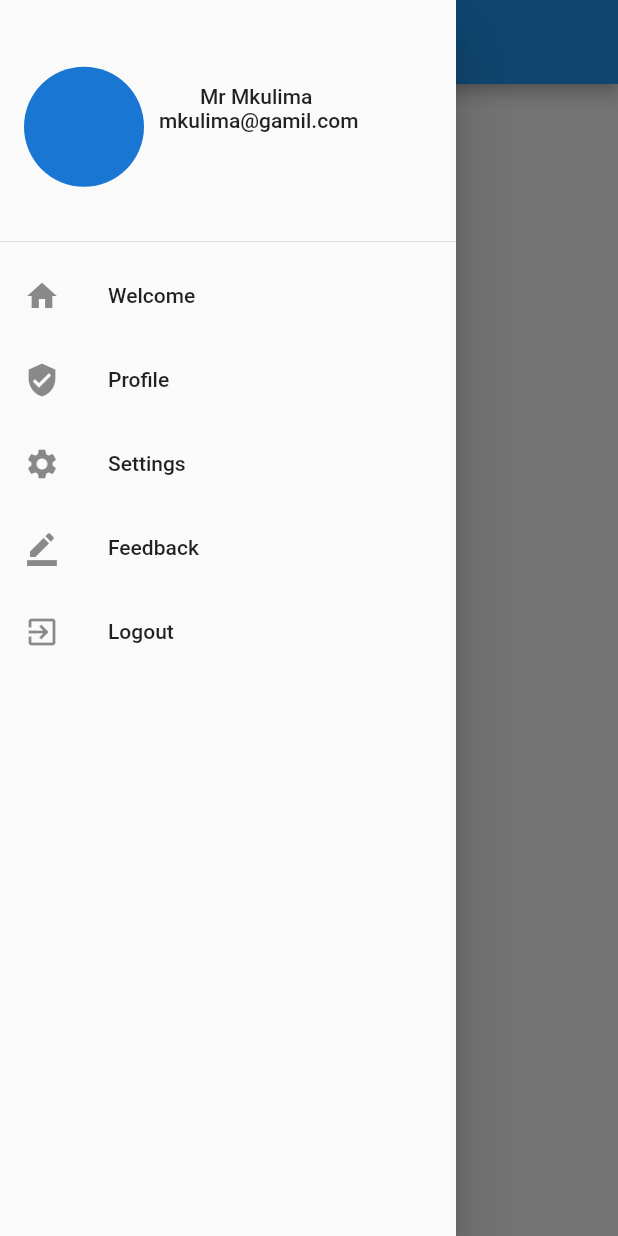
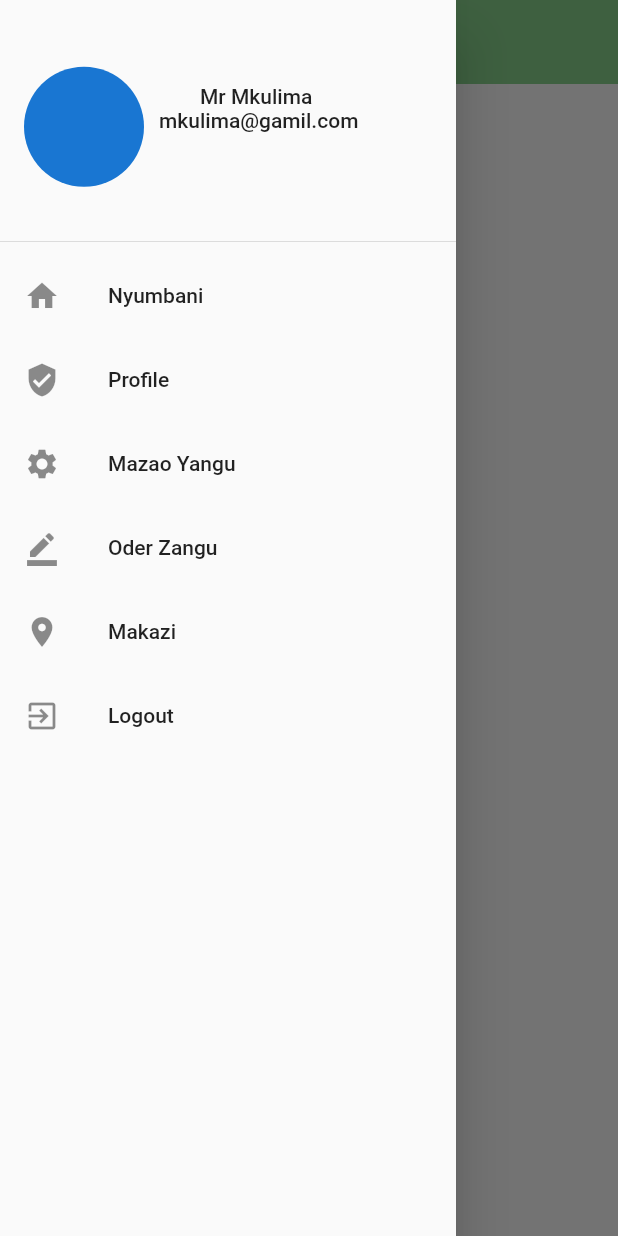
Before and after one commit to zuberypima/farmersoko, a Flutter app: the HomePage screen opened directly, with the side drawer open, on a phone screen of 412 x 824 dp. Run offline on Flutter 3.47's test engine with Material 2 defaults, Android fonts, the phone set to English and light mode, and no system bars.

Commit message:
update screens

```diff
--- a/lib/screens/homepage.dart
+++ b/lib/screens/homepage.dart
@@ -1,3 +1,4 @@
+import 'package:farmsoko/utilities/constantscolors.dart';
 import 'package:farmsoko/widgets/navdrawer.dart';
 import 'package:flutter/material.dart';
 
@@ -15,6 +16,8 @@ class _HomePageState extends State<HomePage> {
     return SafeArea(child: Scaffold(
       drawer: NavDrawer(),
       appBar: AppBar(
+elevation: 0,
+backgroundColor: ConstantsColors().mainColor(),
 
       ),
     ));
--- a/lib/widgets/navdrawer.dart
+++ b/lib/widgets/navdrawer.dart
@@ -26,7 +26,7 @@ class NavDrawer extends StatelessWidget {
           ),
           ListTile(
             leading: Icon(Icons.home),
-            title: Text('Welcome'),
+            title: Text('Nyumbani'),
             onTap: () => {},
           ),
           ListTile(
@@ -36,12 +36,17 @@ class NavDrawer extends StatelessWidget {
           ),
           ListTile(
             leading: Icon(Icons.settings),
-            title: Text('Settings'),
+            title: Text('Mazao Yangu'),
             onTap: () => {Navigator.of(context).pop()},
           ),
           ListTile(
             leading: Icon(Icons.border_color),
-            title: Text('Feedback'),
+            title: Text('Oder Zangu'),
+            onTap: () => {Navigator.of(context).pop()},
+          ),
+           ListTile(
+            leading: Icon(Icons.location_on),
+            title: Text('Makazi'),
             onTap: () => {Navigator.of(context).pop()},
           ),
           ListTile(
```
